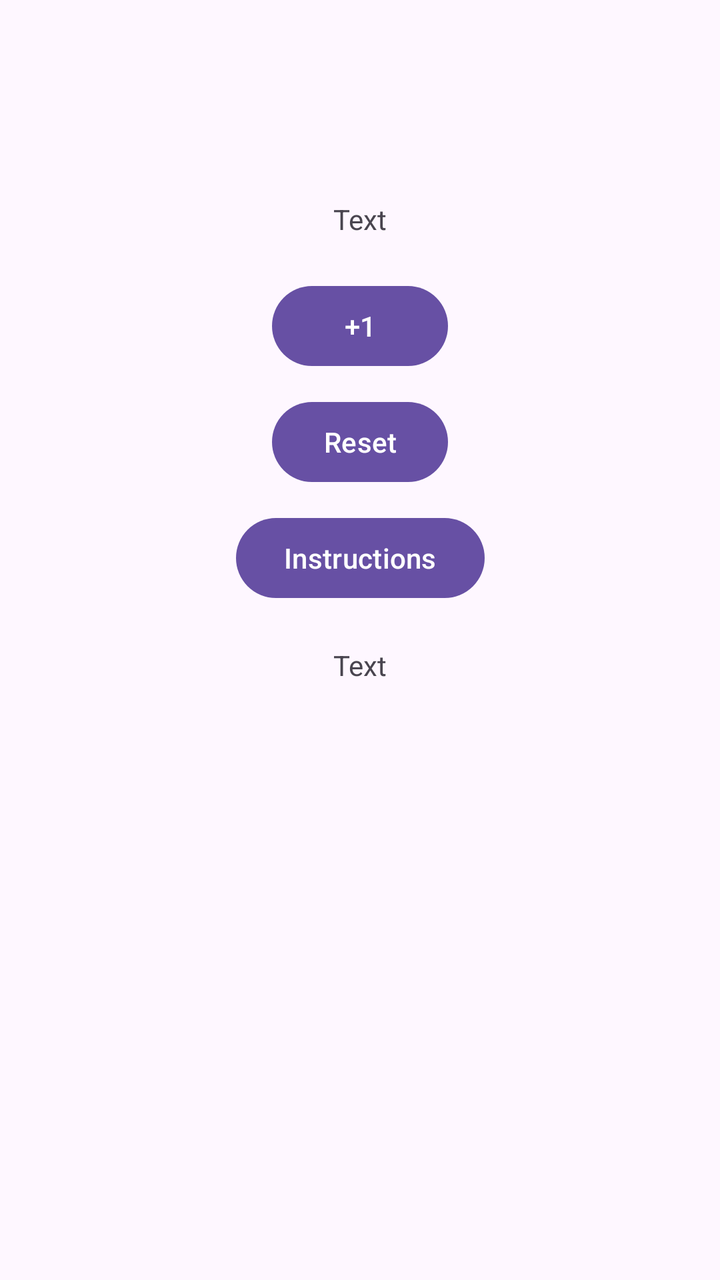
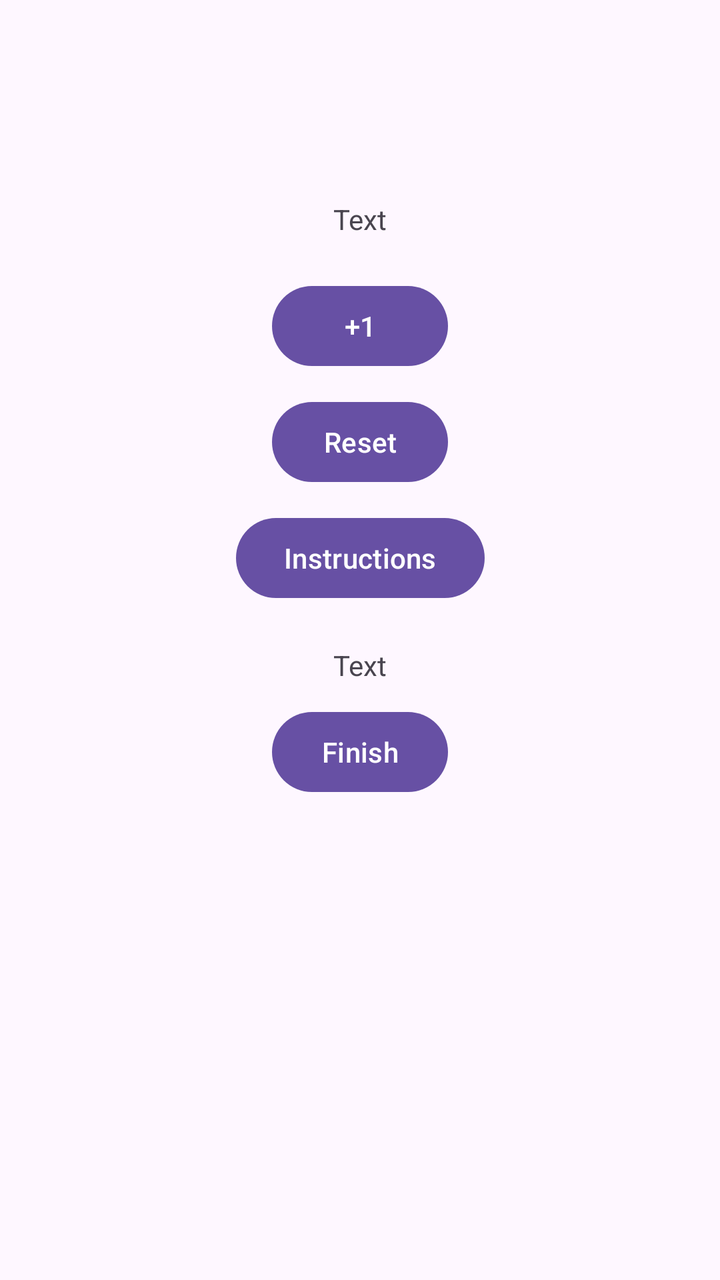

Compare the two renders of this Android layout. The source of the first and the diff that turns it into the second are given below.
<!-- AndroidManifest.xml: application theme Theme.Day6 -->
<!-- res/layout/fragment_counter.xml -->
<?xml version="1.0" encoding="utf-8"?>
<androidx.constraintlayout.widget.ConstraintLayout xmlns:android="http://schemas.android.com/apk/res/android"
    xmlns:tools="http://schemas.android.com/tools"
    android:layout_width="match_parent"
    android:layout_height="match_parent"
    xmlns:app="http://schemas.android.com/apk/res-auto"
    tools:context=".fragments.CounterFragment">


    <TextView
        android:layout_width="wrap_content"
        android:layout_height="wrap_content"
        android:id="@+id/txtCounter"
        android:layout_marginTop="100dp"
        app:layout_constraintTop_toTopOf="parent"
        app:layout_constraintStart_toStartOf="parent"
        app:layout_constraintEnd_toEndOf="parent"
        android:text="Text"/>

    <Button
        android:layout_width="wrap_content"
        android:layout_height="wrap_content"
        app:layout_constraintTop_toBottomOf="@id/txtCounter"
        app:layout_constraintStart_toStartOf="parent"
        app:layout_constraintEnd_toEndOf="parent"
        android:text="+1"
        android:layout_marginTop="20dp"
        android:id="@+id/btnPlus"/>

    <Button
        android:layout_width="wrap_content"
        android:layout_height="wrap_content"
        app:layout_constraintTop_toBottomOf="@id/btnPlus"
        app:layout_constraintStart_toStartOf="parent"
        app:layout_constraintEnd_toEndOf="parent"
        android:text="Reset"
        android:layout_marginTop="10dp"
        android:id="@+id/btnReset"/>

    <Button
        android:layout_width="wrap_content"
        android:layout_height="wrap_content"
        app:layout_constraintTop_toBottomOf="@id/btnReset"
        app:layout_constraintStart_toStartOf="parent"
        app:layout_constraintEnd_toEndOf="parent"
        android:text="Instructions"
        android:layout_marginTop="10dp"
        android:id="@+id/btnInstructions"/>


    <TextView
        android:layout_width="wrap_content"
        android:layout_height="wrap_content"
        android:id="@+id/txtTarget"
        android:layout_marginTop="20dp"
        app:layout_constraintTop_toBottomOf="@id/btnInstructions"
        app:layout_constraintStart_toStartOf="parent"
        app:layout_constraintEnd_toEndOf="parent"
        android:text="Text"/>

</androidx.constraintlayout.widget.ConstraintLayout>
<!-- resources referenced by this layout -->
<resources>
  <style name="Theme.Day6" parent="Base.Theme.Day6" />
  <style name="Base.Theme.Day6" parent="Theme.Material3.DayNight.NoActionBar">
          
          
      </style>
</resources>

<!-- the commit's change to res/layout/fragment_counter.xml (unified diff, before → after) -->
@@ -58,4 +58,14 @@
         app:layout_constraintEnd_toEndOf="parent"
         android:text="Text"/>
 
+    <Button
+        android:layout_width="wrap_content"
+        android:layout_height="wrap_content"
+        app:layout_constraintTop_toBottomOf="@id/txtTarget"
+        app:layout_constraintStart_toStartOf="parent"
+        app:layout_constraintEnd_toEndOf="parent"
+        android:text="Finish"
+        android:layout_marginTop="10dp"
+        android:id="@+id/btnFinishWorkout"/>
+
 </androidx.constraintlayout.widget.ConstraintLayout>
